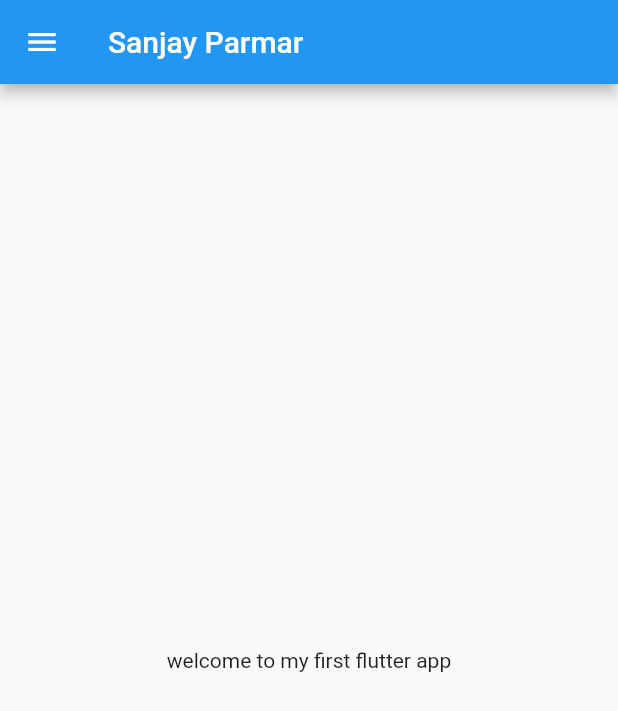
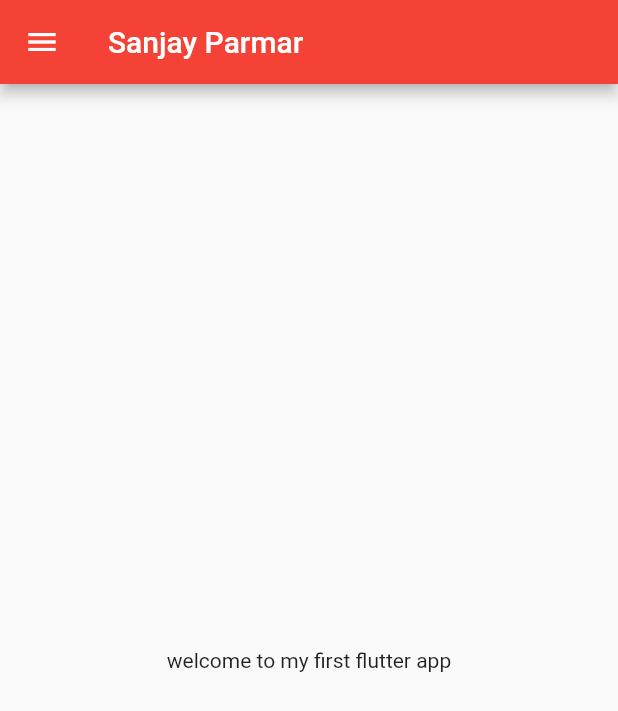
Before and after one commit to LegendSP/learning_flutter, a Flutter app: the screen it shows after launch, on a phone screen of 412 x 824 dp. Shown: the top 711 px of the screen. Run offline on Flutter 3.47's test engine with Material 2 defaults, Android fonts, the phone set to English and light mode, and no system bars.

Commit message:
day learning flutter

```diff
--- a/lib/main.dart
+++ b/lib/main.dart
@@ -1,8 +1,9 @@
 import 'package:flutter/material.dart';
-import 'home.dart';
+import 'package:flutter_application_1/pages/login_page.dart';
+import 'pages/home.dart';
 
 void main() {
-  runApp(const myApp());
+  runApp(myApp());
 }
 
 class myApp extends StatelessWidget {
@@ -10,8 +11,16 @@ class myApp extends StatelessWidget {
 
   @override
   Widget build(BuildContext context) {
-    return const MaterialApp(
-      home: Home(),
+    return MaterialApp(
+      themeMode: ThemeMode.light,
+      theme: ThemeData(primarySwatch: Colors.red),
+      darkTheme: ThemeData(brightness: Brightness.dark),
+      initialRoute: "/home",
+      routes: {
+        "/": (context) => Login(),
+        "/home": (context) => Home(),
+        "/login": (context) => Login(),
+      },
     );
   }
 }
```
Also changed, not shown: lib/pages/login_page.dart (added, +21 -0 lines), lib/pages/home.dart (renamed from lib/home.dart), 1 other file.
